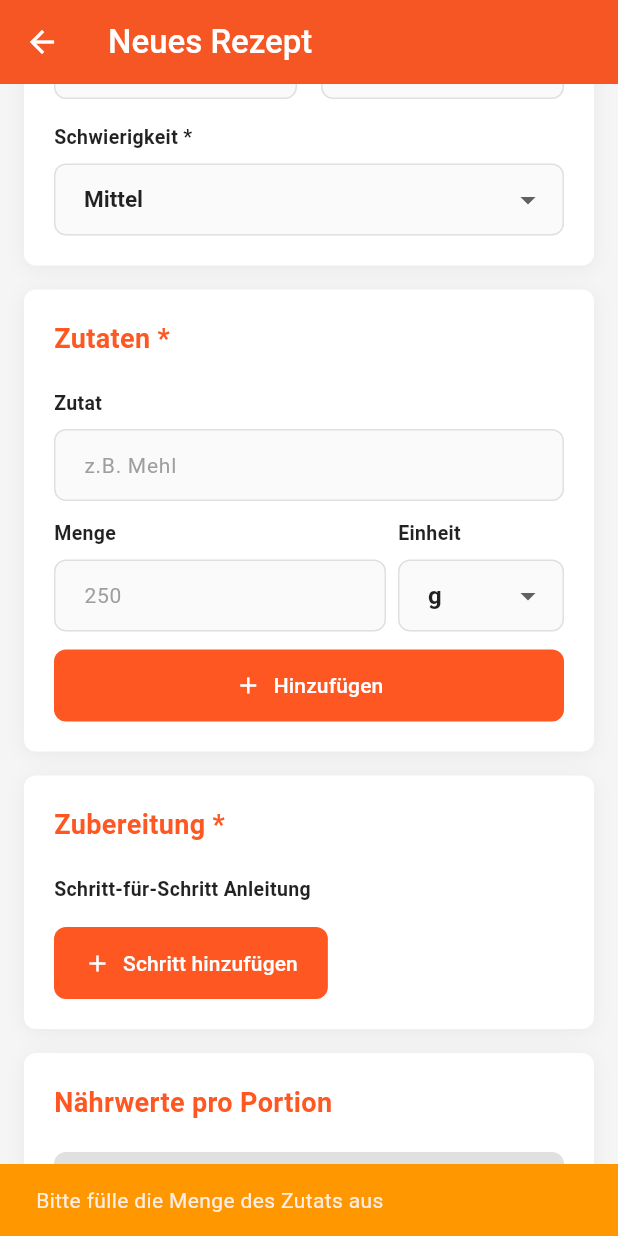
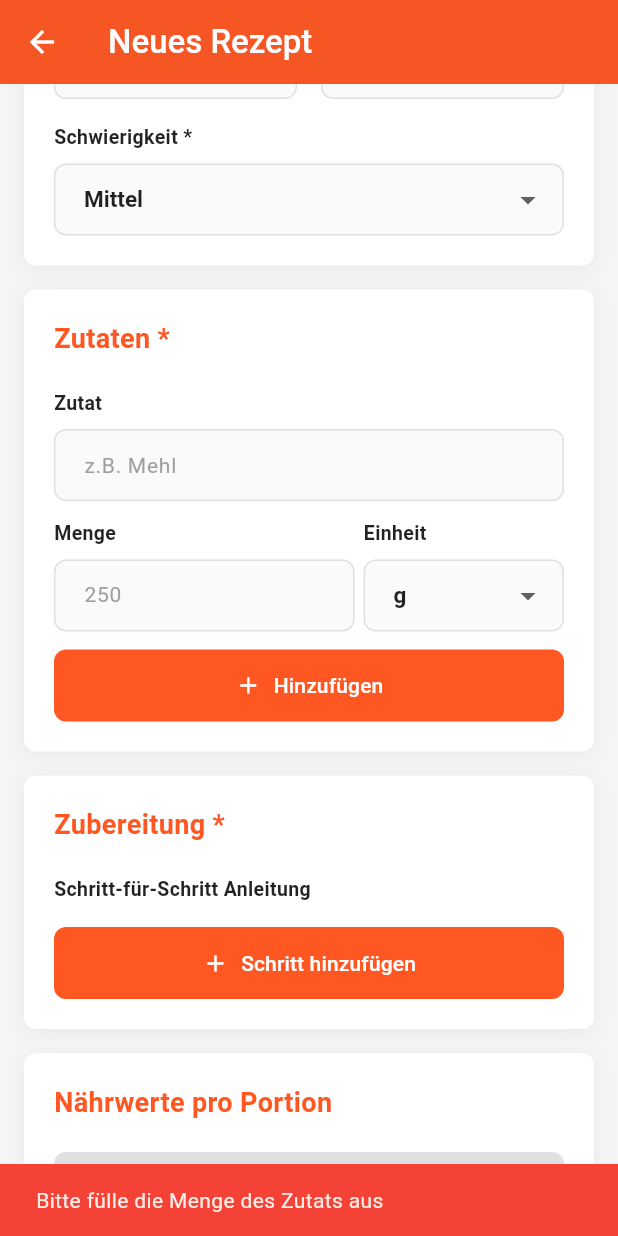
Before and after one commit to DongmoA/kochrezepte-app-ngamga, a Flutter app: the RecipeFormPage screen opened directly, scrolled down 576 dp, after a tap on "Hinzufügen", on a phone screen of 412 x 824 dp. Run offline on Flutter 3.47's test engine with Material 3 defaults, Android fonts, the light colour scheme and no system bars; our stand-ins replace image_picker, share_plus, supabase_flutter; accounts and stored records are empty.

Commit message:
feat: Teelöffel-Einheit, iPhone SE Fix und UX-Verbesserungen
- Teelöffel als Einheit mit 5g-Umrechnung hinzugefügt
- Validierungswarnungen auf Rot vereinheitlicht
- iPhone SE Overflow behoben (Zutaten-Eingabe)
- Button-Breiten vereinheitlicht
- Such-Lösch-Button im Wochenplan hinzugefügt
- Wochenplan-Header dynamisch ("Diese Woche"/"Woche")
- Einkaufskorb-Icon nicht mehr klickbar
- Kalorien-Label ergänzt

```diff
--- a/lib/pages/Recipe/recipe_form_page.dart
+++ b/lib/pages/Recipe/recipe_form_page.dart
@@ -62,7 +62,7 @@
     'Vegetarisch',
   ];
 
-  List<String> get _availableUnits => ['g', 'ml', 'Stück'];
+  List<String> get _availableUnits => ['g', 'ml', 'Stück', 'Teelöffel'];
 
   @override
   void initState() {
@@ -237,7 +237,7 @@
       ScaffoldMessenger.of(context).showSnackBar(
         const SnackBar(
           content: Text('Bitte fülle die Menge des Zutats aus'),
-          backgroundColor: Colors.orange,
+          backgroundColor: Colors.red,
         ),
       );
       return;
@@ -248,7 +248,7 @@
       ScaffoldMessenger.of(context).showSnackBar(
         const SnackBar(
           content: Text('Bitte gib eine gültige Menge ein'),
-          backgroundColor: Colors.orange,
+          backgroundColor: Colors.red,
         ),
       );
       return;
@@ -274,7 +274,7 @@
       ScaffoldMessenger.of(context).showSnackBar(
         const SnackBar(
           content: Text('Füge zuerst Zutaten hinzu'),
-          backgroundColor: Colors.orange,
+          backgroundColor: Colors.red,
         ),
       );
       return;
@@ -428,6 +428,8 @@
           quantityInGrams = ing.quantity;
         } else if (ing.unit == 'Stück') {
           quantityInGrams = ing.quantity * 50;
+        } else if (ing.unit == 'Teelöffel') {
+          quantityInGrams = ing.quantity * 5;
         }
 
         final factor = quantityInGrams / 100.0;
@@ -689,7 +691,7 @@
                           const Icon(
                             Icons.info_outline,
                             size: 16,
-                            color: Colors.orange,
+                            color: Colors.red,
                           ),
                           const SizedBox(width: 8),
                           Expanded(
@@ -962,7 +964,7 @@
   Widget build(BuildContext context) {
     return PopScope(
       canPop: false,
-      onPopInvoked: (bool didPop) async {
+      onPopInvokedWithResult: (bool didPop, dynamic result) async {
         if (didPop) return;
 
         final shouldPop = await _onWillPop();
@@ -1278,7 +1280,7 @@
                     Row(
                       children: [
                         Expanded(
-                          flex: 2,
+                          flex: 3,
                           child: Column(
                             crossAxisAlignment: CrossAxisAlignment.start,
                             children: [
@@ -1287,7 +1289,7 @@
                                 controller: _ingredientQuantityController,
                                 style: const TextStyle(
                                   fontWeight: FontWeight.normal,
-                                  fontSize: 16,
+                                  fontSize: 15,
                                 ),
                                 decoration: _buildInputDecoration('250'),
                                 keyboardType:
@@ -1303,9 +1305,9 @@
                             ],
                           ),
                         ),
-                        const SizedBox(width: 8),
+                        const SizedBox(width: 6),
                         Expanded(
-                          flex: 1,
+                          flex: 2,
                           child: Column(
                             crossAxisAlignment: CrossAxisAlignment.start,
                             children: [
@@ -1314,10 +1316,11 @@
                                 value: _selectedIngredientUnit,
                                 style: const TextStyle(
                                   fontWeight: FontWeight.w600,
-                                  fontSize: 16,
+                                  fontSize: 15,
                                   color: Colors.black87,
                                 ),
                                 decoration: _buildInputDecoration(''),
+                                isDense: true,
                                 items: _availableUnits.map((unit) {
                                   return DropdownMenuItem<String>(
                                     value: unit,
@@ -1436,9 +1439,11 @@
                   children: [
                     _buildFieldLabel('Schritt-für-Schritt Anleitung'),
                     const SizedBox(height: 8),
-                    ElevatedButton.icon(
+                    SizedBox(
+                      width: double.infinity,
+                      child: ElevatedButton.icon(
                         onPressed: _addStep,
-                      icon: const Icon(Icons.add),
+                        icon: const Icon(Icons.add, size: 18),
                         label: const Text('Schritt hinzufügen'),
                         style: ElevatedButton.styleFrom(
                           backgroundColor: const Color(0xFFFF5722),
@@ -1451,6 +1456,7 @@
                             borderRadius: BorderRadius.circular(8),
                           ),
                           elevation: 0,
+                        ),
                       ),
                     ),
                     if (_steps.isNotEmpty) ...[
@@ -1575,7 +1581,7 @@
                           child: Column(
                             crossAxisAlignment: CrossAxisAlignment.start,
                             children: [
-                              _buildFieldLabel('Kalorien'),
+                              _buildFieldLabel('Kalorien (kcal)'),
                               TextFormField(
                                 controller: _caloriesController,
                                 style: const TextStyle(
@@ -2007,7 +2013,7 @@
   final _quantityController = TextEditingController();
   String _selectedUnit = 'g';
 
-  List<String> get _availableUnits => ['g', 'ml', 'Stück'];
+  List<String> get _availableUnits => ['g', 'ml', 'Stück', 'Teelöffel'];
 
   @override
   void initState() {
@@ -2078,7 +2084,7 @@
               ScaffoldMessenger.of(context).showSnackBar(
                 const SnackBar(
                   content: Text('Bitte fülle alle Felder des Zutats aus'),
-                  backgroundColor: Colors.orange,
+                  backgroundColor: Colors.red,
                 ),
               );
               return;
@@ -2091,7 +2097,7 @@
               ScaffoldMessenger.of(context).showSnackBar(
                 const SnackBar(
                   content: Text('Bitte gib eine gültige Menge ein'),
-                  backgroundColor: Colors.orange,
+                  backgroundColor: Colors.red,
                 ),
               );
               return;
```
Also changed, not shown: lib/pages/Feature_extends/weeklyplan_page.dart (+8 -5 lines). Lines whose indentation alone changed are shown as unchanged.
